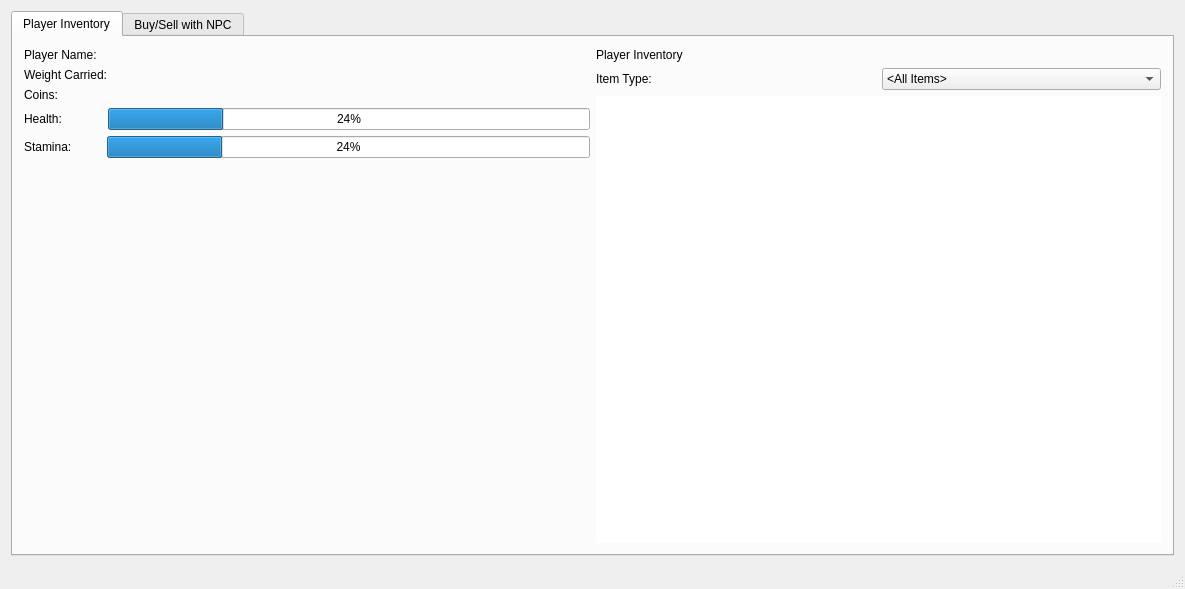
This is QtProject/mainwindow.ui in Numbstrike/455 as Qt 5 draws it before an edit. The edited form follows.
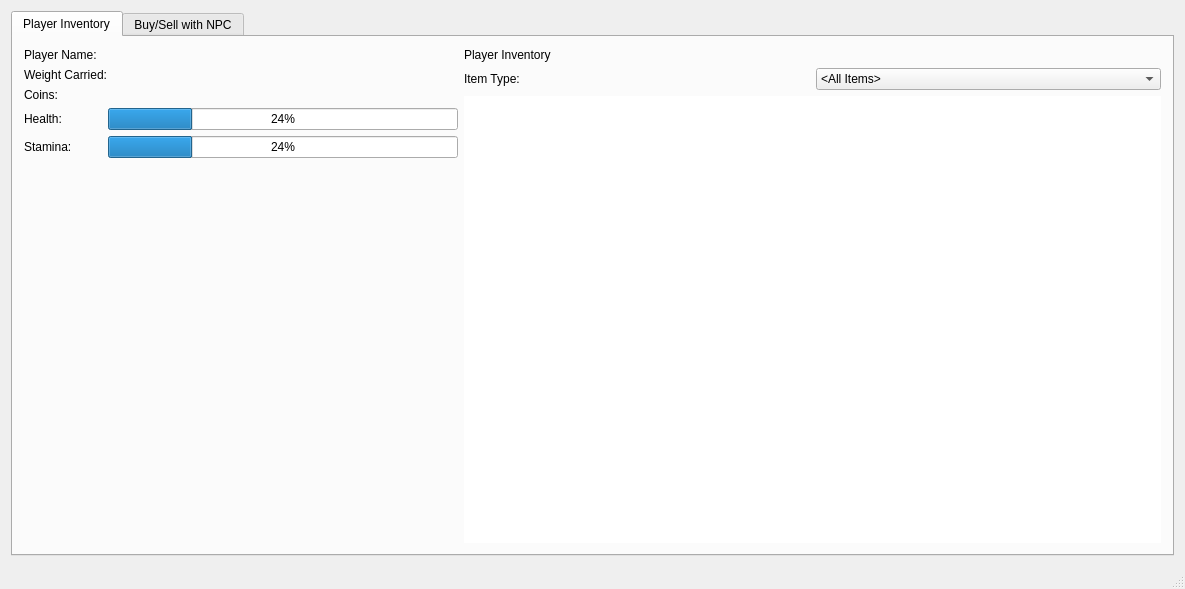
This is the edited form.

The edit to the form file:
```diff
--- a/QtProject/mainwindow.ui
+++ b/QtProject/mainwindow.ui
@@ -87,9 +87,21 @@
             </item>
             <item>
              <widget class="QProgressBar" name="healthProgBar">
+              <property name="sizePolicy">
+               <sizepolicy hsizetype="Maximum" vsizetype="Fixed">
+                <horstretch>0</horstretch>
+                <verstretch>0</verstretch>
+               </sizepolicy>
+              </property>
+              <property name="minimumSize">
+               <size>
+                <width>350</width>
+                <height>0</height>
+               </size>
+              </property>
               <property name="maximumSize">
                <size>
-                <width>500</width>
+                <width>750</width>
                 <height>16777215</height>
                </size>
               </property>
@@ -127,6 +139,24 @@
             </item>
             <item>
              <widget class="QProgressBar" name="staminaProgBar">
+              <property name="sizePolicy">
+               <sizepolicy hsizetype="Minimum" vsizetype="Fixed">
+                <horstretch>0</horstretch>
+                <verstretch>0</verstretch>
+               </sizepolicy>
+              </property>
+              <property name="minimumSize">
+               <size>
+                <width>350</width>
+                <height>0</height>
+               </size>
+              </property>
+              <property name="maximumSize">
+               <size>
+                <width>750</width>
+                <height>16777215</height>
+               </size>
+              </property>
               <property name="value">
                <number>24</number>
               </property>
```
